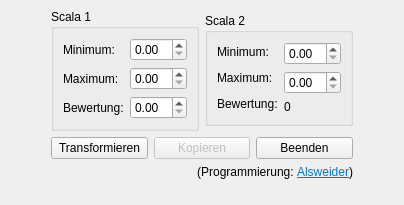
Old version of the form mainwindow.ui in the repository Alsweider/Scalatrafo.
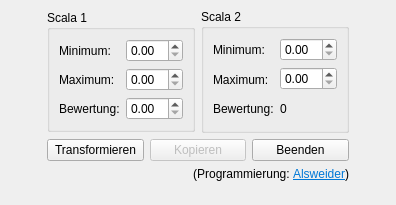
New version of the form.

What changed in the file:
```diff
--- a/mainwindow.ui
+++ b/mainwindow.ui
@@ -6,7 +6,7 @@
    <rect>
     <x>0</x>
     <y>0</y>
-    <width>404</width>
+    <width>396</width>
     <height>205</height>
    </rect>
   </property>
@@ -171,7 +171,7 @@
             </layout>
            </item>
            <item>
-            <layout class="QVBoxLayout" name="verticalLayout_7">
+            <layout class="QVBoxLayout" name="verticalLayout_4">
              <item>
               <widget class="QDoubleSpinBox" name="spinBoxMin2">
                <property name="styleSheet">
@@ -188,6 +188,18 @@
              </item>
              <item>
               <widget class="QLabel" name="labelBewertung">
+               <property name="sizePolicy">
+                <sizepolicy hsizetype="Preferred" vsizetype="Fixed">
+                 <horstretch>0</horstretch>
+                 <verstretch>0</verstretch>
+                </sizepolicy>
+               </property>
+               <property name="minimumSize">
+                <size>
+                 <width>0</width>
+                 <height>25</height>
+                </size>
+               </property>
                <property name="toolTip">
                 <string>Umgerechnete Bewertung.</string>
                </property>
```
Left out of the diff: 5 changed lines with no effect on the pictures.
